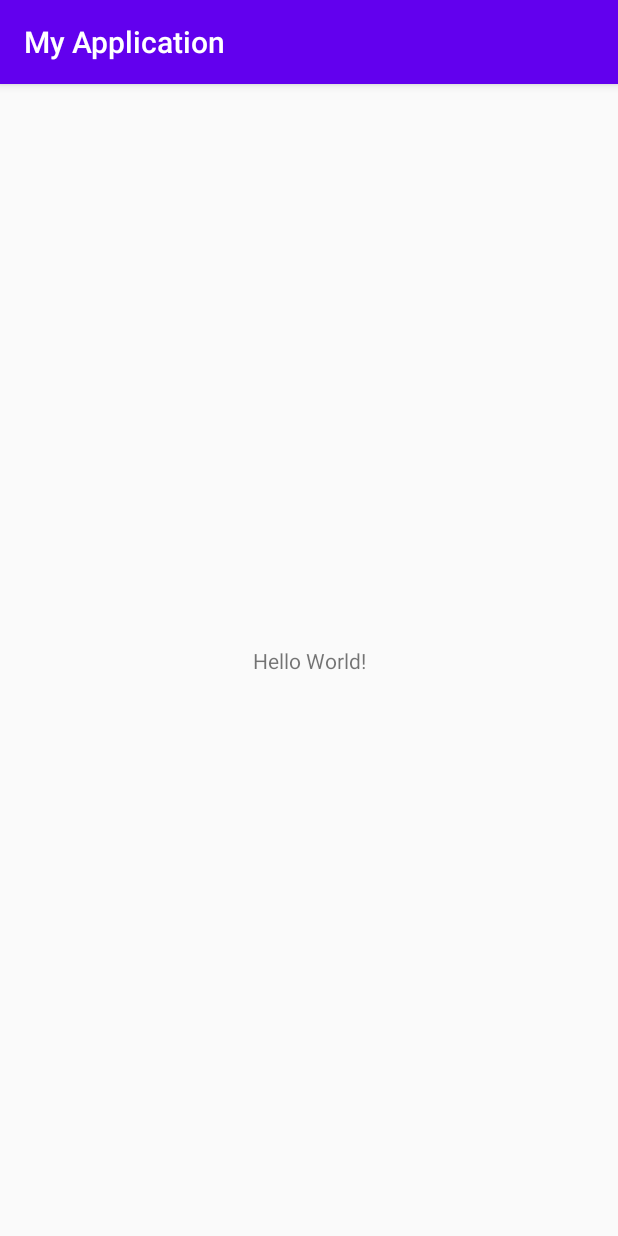
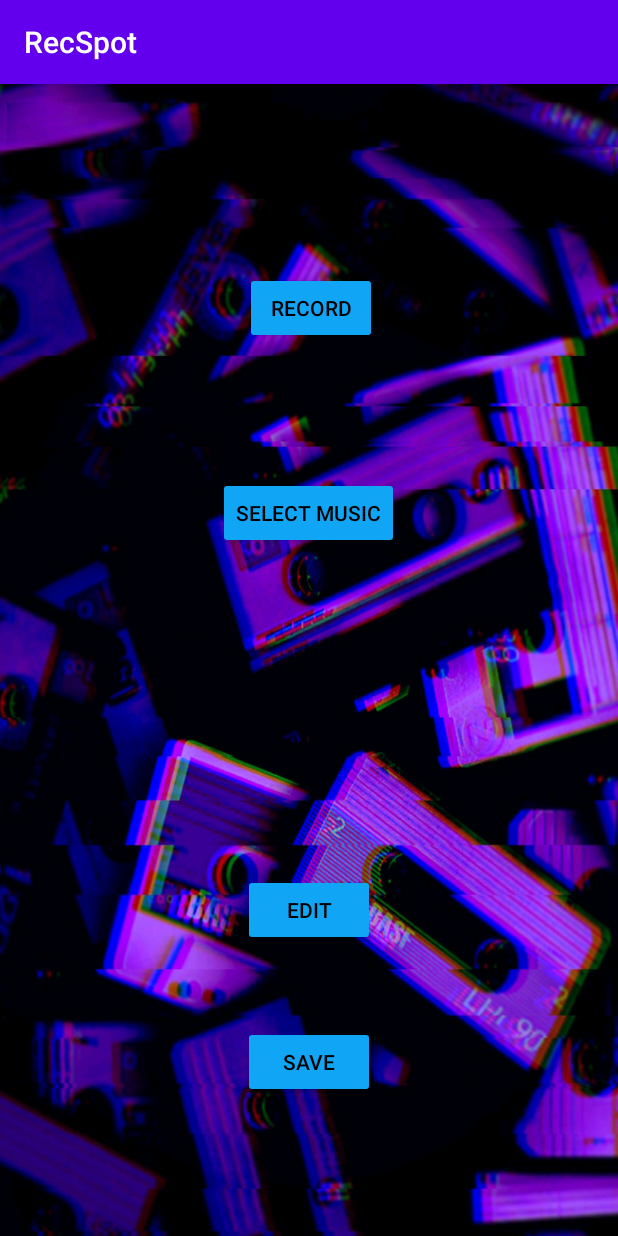
Before and after one commit to RecSpot-App-Development/RecSpot, an Android app: the screen it shows after launch (MainActivity), on a phone screen of 412 x 824 dp. Run offline under Robolectric (Android 15) with nearby library versions, the phone set to English and light mode, and no system bars.

Commit message:
adding and creating

```diff
--- a/app/src/main/AndroidManifest.xml
+++ b/app/src/main/AndroidManifest.xml
@@ -9,6 +9,10 @@
         android:roundIcon="@mipmap/ic_launcher_round"
         android:supportsRtl="true"
         android:theme="@style/Theme.MyApplication">
+        <activity android:name=".SaveActivity"></activity>
+        <activity android:name=".EditActivity" />
+        <activity android:name=".MusicActivity" />
+        <activity android:name=".VideoActivity" />
         <activity android:name=".MainActivity">
             <intent-filter>
                 <action android:name="android.intent.action.MAIN" />
--- a/app/src/main/java/com/codepath/myapplication/MainActivity.java
+++ b/app/src/main/java/com/codepath/myapplication/MainActivity.java
@@ -1,13 +1,75 @@
 package com.codepath.myapplication;
 
+import android.content.Intent;
 import android.support.v7.app.AppCompatActivity;
 import android.os.Bundle;
+import android.view.View;
+import android.widget.Button;
 
 public class MainActivity extends AppCompatActivity {
+
+    Button record_btn;
+    Button music_btn;
+    Button edit_btn;
+    Button save_btn;
 
     @Override
     protected void onCreate(Bundle savedInstanceState) {
         super.onCreate(savedInstanceState);
         setContentView(R.layout.activity_main);
+
+        record_btn = findViewById(R.id.record_btn);
+        music_btn = findViewById(R.id.music_btn);
+        edit_btn = findViewById(R.id.edit_btn);
+        save_btn = findViewById(R.id.save_btn);
+
+        save_btn.setOnClickListener(new View.OnClickListener() {
+            @Override
+            public void onClick(View v) {
+                openSaveActivity();
+            }
+        });
+
+
+        edit_btn.setOnClickListener(new View.OnClickListener() {
+            @Override
+            public void onClick(View v) {
+                openEditActivity();
+            }
+        });
+
+        record_btn.setOnClickListener(new View.OnClickListener() {
+            @Override
+            public void onClick(View v) {
+                openVideoActivity();
+            }
+        });
+
+        music_btn.setOnClickListener(new View.OnClickListener() {
+            @Override
+            public void onClick(View v) {
+                openMusicActivity();
+            }
+        });
+    }
+
+    private void openSaveActivity() {
+        Intent intent = new Intent(this, SaveActivity.class);
+        startActivity(intent);
+    }
+
+    private void openEditActivity() {
+        Intent intent = new Intent(this, EditActivity.class);
+        startActivity(intent);
+    }
+
+    private void openMusicActivity() {
+        Intent intent = new Intent(this, MusicActivity.class);
+        startActivity(intent);
+    }
+
+    private void openVideoActivity() {
+        Intent intent = new Intent(this, VideoActivity.class);
+        startActivity(intent);
     }
 }
--- a/app/src/main/res/layout/activity_main.xml
+++ b/app/src/main/res/layout/activity_main.xml
@@ -1,18 +1,58 @@
 <?xml version="1.0" encoding="utf-8"?>
-<android.support.constraint.ConstraintLayout xmlns:android="http://schemas.android.com/apk/res/android"
+<RelativeLayout
+    xmlns:android="http://schemas.android.com/apk/res/android"
     xmlns:app="http://schemas.android.com/apk/res-auto"
     xmlns:tools="http://schemas.android.com/tools"
     android:layout_width="match_parent"
     android:layout_height="match_parent"
+    android:background="@drawable/background"
     tools:context=".MainActivity">
 
-    <TextView
+    <Button
+        android:id="@+id/record_btn"
         android:layout_width="wrap_content"
         android:layout_height="wrap_content"
-        android:text="Hello World!"
-        app:layout_constraintBottom_toBottomOf="parent"
-        app:layout_constraintLeft_toLeftOf="parent"
-        app:layout_constraintRight_toRightOf="parent"
-        app:layout_constraintTop_toTopOf="parent" />
+        android:layout_alignParentStart="true"
+        android:layout_alignParentTop="true"
+        android:layout_centerHorizontal="true"
+        android:layout_marginStart="163dp"
+        android:layout_marginTop="125dp"
+        android:textColor="#000000"
+        android:backgroundTint="#10A5F5"
+        android:text="Record" />
 
-</android.support.constraint.ConstraintLayout>
+    <Button
+        android:id="@+id/music_btn"
+        android:layout_width="wrap_content"
+        android:layout_height="wrap_content"
+        android:layout_alignParentTop="true"
+        android:layout_centerHorizontal="true"
+        android:layout_marginTop="262dp"
+        android:textColor="#000000"
+        android:backgroundTint="#10A5F5"
+        android:text="Select Music" />
+
+    <Button
+        android:id="@+id/edit_btn"
+        android:layout_width="wrap_content"
+        android:layout_height="wrap_content"
+        android:layout_alignParentBottom="true"
+        android:layout_centerHorizontal="true"
+        android:layout_marginBottom="193dp"
+        android:textColor="#000000"
+        android:backgroundTint="#10A5F5"
+        android:text="Edit"/>
+
+    <Button
+        android:id="@+id/save_btn"
+        android:layout_width="wrap_content"
+        android:layout_height="wrap_content"
+        android:layout_alignParentBottom="true"
+        android:layout_centerHorizontal="true"
+        android:layout_marginBottom="92dp"
+        android:textColor="#000000"
+        android:backgroundTint="#10A5F5"
+        android:text="Save"/>
+
+
+</RelativeLayout>
--- a/app/src/main/res/values/strings.xml
+++ b/app/src/main/res/values/strings.xml
@@ -1,3 +1,3 @@
 <resources>
-    <string name="app_name">My Application</string>
+    <string name="app_name">RecSpot</string>
 </resources>
```
Also changed, not shown: app/src/main/java/com/codepath/myapplication/EditActivity.java (added, +13 -0 lines), app/src/main/java/com/codepath/myapplication/MusicActivity.java (added, +13 -0 lines), app/src/main/java/com/codepath/myapplication/SaveActivity.java (added, +13 -0 lines), app/src/main/java/com/codepath/myapplication/VideoActivity.java (added, +13 -0 lines), app/src/main/res/layout/activity_edit.xml (added, +9 -0 lines), app/src/main/res/layout/activity_music.xml (added, +9 -0 lines), app/src/main/res/layout/activity_save.xml (added, +7 -0 lines), app/src/main/res/layout/activity_video.xml (added, +9 -0 lines), app/src/main/res/drawable/background.png (added).
